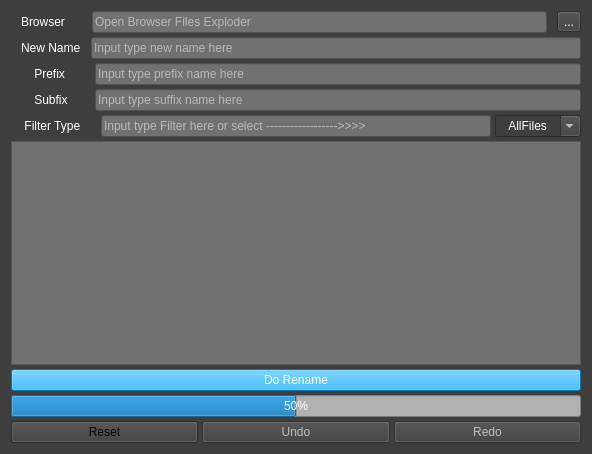
This is leerenametool.ui in leetdvn/leeAppRename as Qt 5 draws it before an edit. The edited form follows.
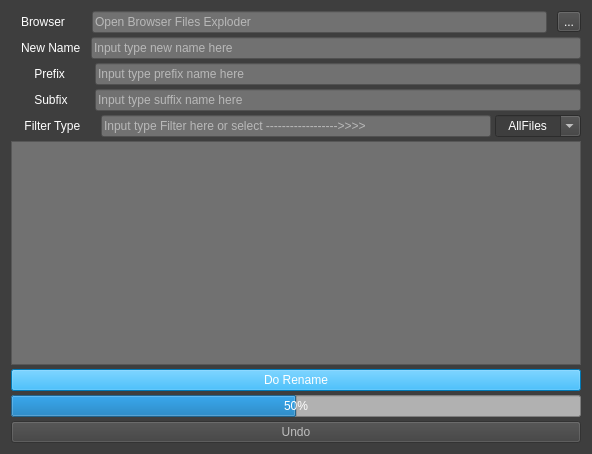
This is the edited form. Icons and pictures are not drawn.

```diff
--- a/leerenametool.ui
+++ b/leerenametool.ui
@@ -340,33 +340,19 @@
      </item>
      <item>
       <layout class="QHBoxLayout" name="horizontalLayout">
-       <item>
-        <widget class="QPushButton" name="ResetBtn">
-         <property name="text">
-          <string>Reset</string>
-         </property>
-        </widget>
-       </item>
        <item>
         <widget class="QPushButton" name="UndoBtn">
          <property name="enabled">
           <bool>false</bool>
          </property>
+         <property name="styleSheet">
+          <string notr="true"/>
+         </property>
          <property name="text">
           <string>Undo</string>
          </property>
         </widget>
        </item>
-       <item>
-        <widget class="QPushButton" name="RedoBtn">
-         <property name="enabled">
-          <bool>false</bool>
-         </property>
-         <property name="text">
-          <string>Redo</string>
-         </property>
-        </widget>
-       </item>
       </layout>
      </item>
     </layout>
```
